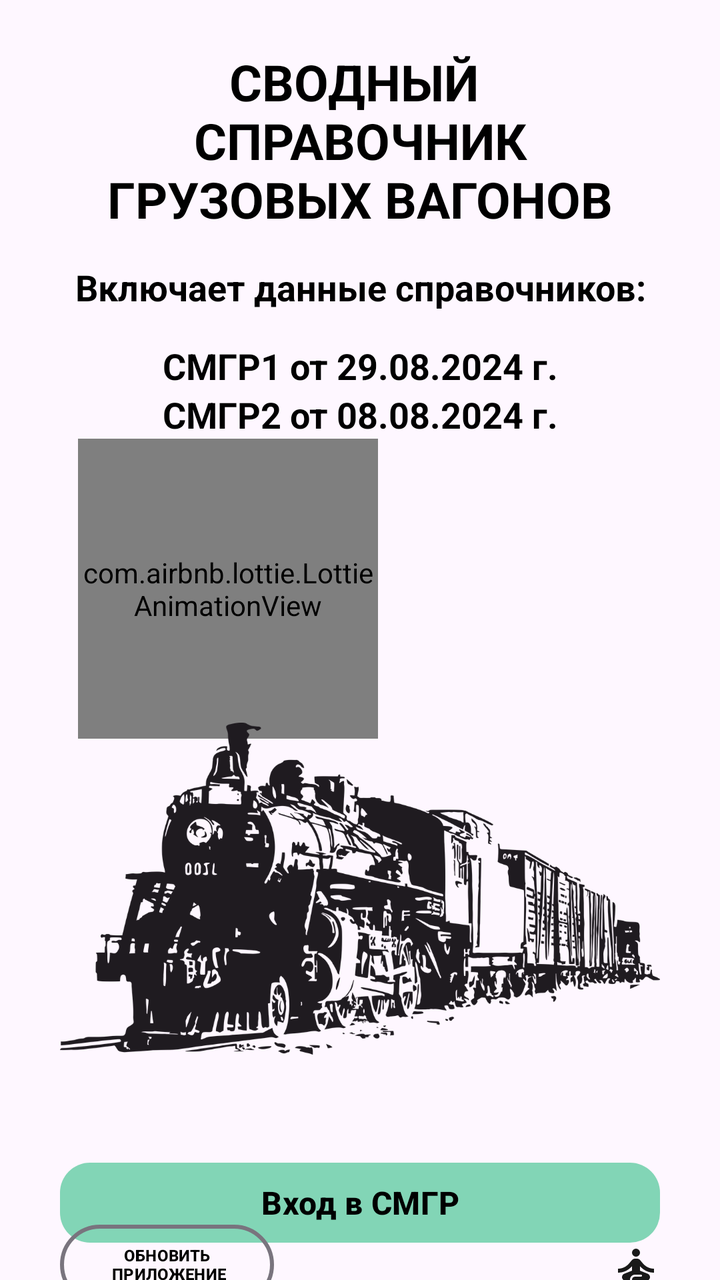
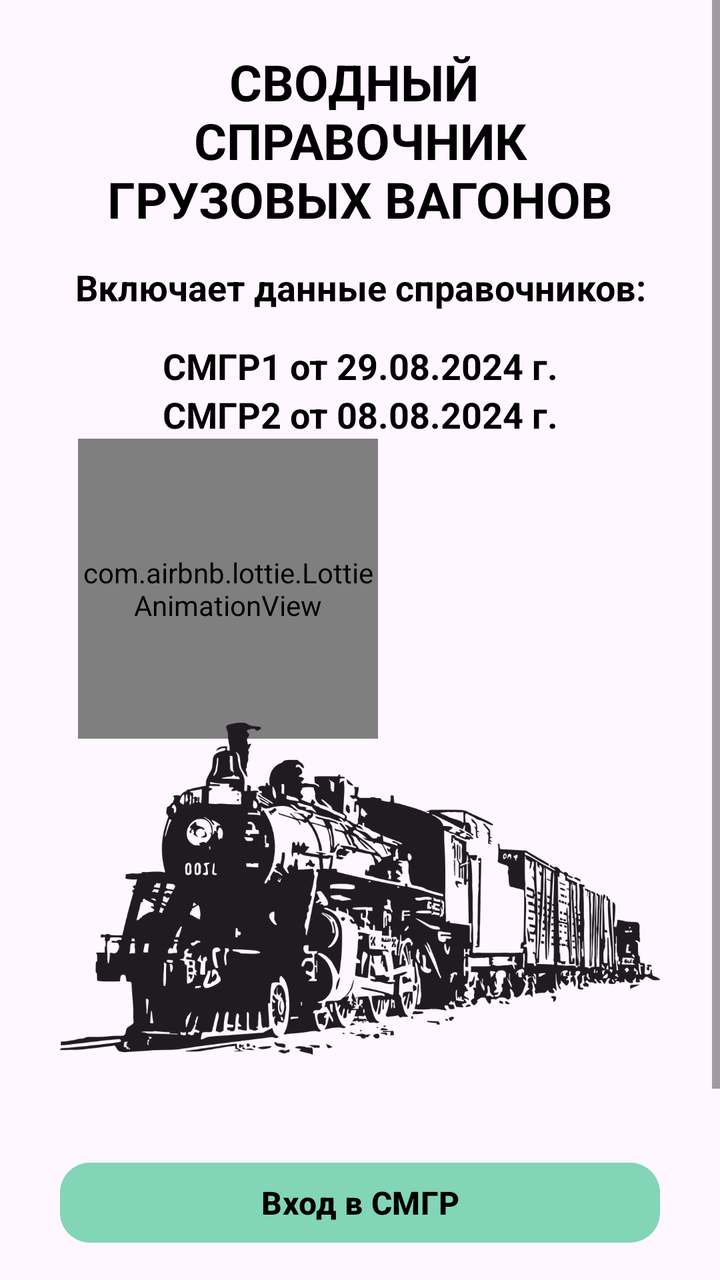

Before-and-after screenshots of an Android layout around one commit, followed by the original layout XML and the change that was made.
<!-- AndroidManifest.xml: application theme Theme.SMGRApp -->
<!-- res/layout/activity_main_end.xml -->
<?xml version="1.0" encoding="utf-8"?>
<androidx.constraintlayout.widget.ConstraintLayout xmlns:android="http://schemas.android.com/apk/res/android"
    xmlns:app="http://schemas.android.com/apk/res-auto"
    xmlns:tools="http://schemas.android.com/tools"
    android:id="@+id/container"
    android:layout_width="match_parent"
    android:layout_height="match_parent"
    android:clickable="true"
    android:focusable="true"
    tools:context=".ui.MainActivity">

    <androidx.appcompat.widget.LinearLayoutCompat
        android:id="@+id/containerTitle"
        android:layout_width="match_parent"
        android:layout_height="wrap_content"
        android:layout_marginTop="24dp"
        app:layout_constraintLeft_toLeftOf="parent"
        app:layout_constraintRight_toRightOf="parent"
        app:layout_constraintTop_toTopOf="parent">

        <com.google.android.material.textview.MaterialTextView
            android:id="@+id/title"
            style="@style/Main_Activity_Name_App"
            android:text="@string/txtView_title_name" />

    </androidx.appcompat.widget.LinearLayoutCompat>

    <androidx.appcompat.widget.LinearLayoutCompat
        android:id="@+id/containerData"
        android:layout_width="wrap_content"
        android:layout_height="wrap_content"
        android:paddingTop="@dimen/main_activity_txt_padding_top"
        app:layout_constraintLeft_toLeftOf="parent"
        app:layout_constraintRight_toRightOf="parent"
        app:layout_constraintTop_toBottomOf="@+id/containerTitle">

        <com.google.android.material.textview.MaterialTextView
            android:id="@+id/data"
            style="@style/Main_Activity_Txt"
            android:text="@string/txtView_about_guides" />

    </androidx.appcompat.widget.LinearLayoutCompat>

    <androidx.appcompat.widget.LinearLayoutCompat
        android:id="@+id/containerSmgrDate"
        android:layout_width="wrap_content"
        android:layout_height="wrap_content"
        android:orientation="vertical"
        android:paddingTop="@dimen/main_activity_txt_padding_top"
        app:layout_constraintLeft_toLeftOf="parent"
        app:layout_constraintRight_toRightOf="parent"
        app:layout_constraintTop_toBottomOf="@+id/containerData">

        <com.google.android.material.textview.MaterialTextView
            android:id="@+id/smgr1Txt"
            style="@style/Main_Activity_Txt"
            android:text="@string/txtView_smgr1" />

        <com.google.android.material.textview.MaterialTextView
            android:id="@+id/smgr2Txt"
            style="@style/Main_Activity_Txt"
            android:text="@string/txtView_smgr2" />

    </androidx.appcompat.widget.LinearLayoutCompat>

    <FrameLayout
        android:id="@+id/layout_smoke"
        android:layout_width="wrap_content"
        android:layout_height="wrap_content"
        app:layout_constraintEnd_toEndOf="parent"
        app:layout_constraintHorizontal_bias="0.05"
        app:layout_constraintLeft_toLeftOf="parent"
        app:layout_constraintStart_toStartOf="@+id/titleImage"
        app:layout_constraintTop_toBottomOf="@+id/containerSmgrDate">

        <com.airbnb.lottie.LottieAnimationView
            android:id="@+id/smoke"
            android:layout_width="150dp"
            android:layout_height="150dp"
            app:layout_constraintBottom_toTopOf="@+id/titleImage"
            app:layout_constraintEnd_toEndOf="parent"
            app:layout_constraintStart_toStartOf="parent"
            app:lottie_autoPlay="true"
            app:lottie_loop="true"
            app:lottie_rawRes="@raw/smoke" />
    </FrameLayout>

    <TextView
        android:id="@+id/clickToStart"
        android:layout_width="wrap_content"
        android:layout_height="wrap_content"
        android:text="@string/main_activity_push_the_train_txt_view"
        android:visibility="gone"
        app:layout_constraintBottom_toTopOf="@+id/titleImage"
        app:layout_constraintEnd_toEndOf="parent"
        app:layout_constraintStart_toStartOf="parent" />

    <com.google.android.material.imageview.ShapeableImageView
        android:id="@+id/titleImage"
        android:layout_width="@dimen/main_activity_image_width"
        android:layout_height="@dimen/main_activity_image_height"
        android:layout_gravity="center"
        android:layout_marginTop="100dp"
        android:src="@drawable/title_image"
        app:layout_constraintLeft_toLeftOf="parent"
        app:layout_constraintRight_toRightOf="parent"
        app:layout_constraintTop_toBottomOf="@+id/containerSmgrDate" />

    <com.google.android.material.button.MaterialButton
        android:id="@+id/btnToSmgr"
        style="@style/Widget.Material3.Button.Main_Activity_Btn"
        android:layout_width="@dimen/main_activity_btn_width"
        android:layout_height="wrap_content"
        android:layout_marginTop="8dp"
        android:text="@string/btn_enter_smgr"
        app:layout_constraintLeft_toLeftOf="parent"
        app:layout_constraintRight_toRightOf="parent"
        app:layout_constraintTop_toBottomOf="@+id/titleImage" />

    <com.google.android.material.button.MaterialButton
        android:id="@+id/btnToOrv"
        style="@style/Widget.Material3.Button.Main_Activity_Btn"
        android:layout_width="@dimen/main_activity_btn_width"
        android:layout_height="wrap_content"
        android:layout_marginTop="16dp"
        android:text="@string/btn_enter_orv"
        app:layout_constraintBottom_toBottomOf="parent"
        app:layout_constraintLeft_toLeftOf="parent"
        app:layout_constraintRight_toRightOf="parent"
        app:layout_constraintTop_toBottomOf="@+id/btnToSmgr"
        app:layout_constraintVertical_bias="0.0" />

    <ImageButton
        android:id="@+id/btnHelp"
        android:layout_width="wrap_content"
        android:layout_height="wrap_content"
        android:layout_marginEnd="30dp"
        android:background="@color/transparent"
        android:src="@drawable/ic_baseline_self_improvemen"
        app:layout_constraintBottom_toBottomOf="@+id/btnCheckUpdate"
        app:layout_constraintEnd_toEndOf="parent"
        app:layout_constraintTop_toTopOf="@+id/btnCheckUpdate" />

    <com.google.android.material.button.MaterialButton
        android:id="@+id/btnCheckUpdate"
        style="@style/Widget.Material3.Button.OutlinedButton"
        android:layout_width="wrap_content"
        android:layout_height="wrap_content"
        android:layout_marginTop="15dp"
        android:text="ОБНОВИТЬ\n ПРИЛОЖЕНИЕ"
        android:textColor="@color/black"
        android:textSize="8sp"
        android:textStyle="bold"
        app:layout_constraintStart_toStartOf="@+id/btnToOrv"
        app:layout_constraintTop_toBottomOf="@+id/btnToOrv"
        app:strokeWidth="2dp" />


</androidx.constraintlayout.widget.ConstraintLayout>
<!-- resources referenced by this layout -->
<resources>
  <color name="black">#FF000000</color>
  <color name="transparent">#00FFFFFF</color>
  <dimen name="main_activity_btn_width">300dp</dimen>
  <dimen name="main_activity_image_height">250dp</dimen>
  <dimen name="main_activity_image_width">300dp</dimen>
  <dimen name="main_activity_txt_padding_top">15dp</dimen>
  <!-- drawable ic_baseline_self_improvemen (drawable) -->
  <vector xmlns:android="http://schemas.android.com/apk/res/android"
      android:width="24dp"
      android:height="24dp"
      android:alpha="0.9"
      android:viewportWidth="24"
      android:viewportHeight="24">
      <path
          android:fillColor="?attr/colorText"
          android:pathData="M12,6m-2,0a2,2 0,1 1,4 0a2,2 0,1 1,-4 0" />
      <path
          android:fillColor="?attr/colorText"
          android:pathData="M21,16v-2c-2.24,0 -4.16,-0.96 -5.6,-2.68l-1.34,-1.6C13.68,9.26 13.12,9 12.53,9h-1.05c-0.59,0 -1.15,0.26 -1.53,0.72l-1.34,1.6C7.16,13.04 5.24,14 3,14v2c2.77,0 5.19,-1.17 7,-3.25V15l-3.88,1.55C5.45,16.82 5,17.48 5,18.21C5,19.2 5.8,20 6.79,20H9v-0.5c0,-1.38 1.12,-2.5 2.5,-2.5h3c0.28,0 0.5,0.22 0.5,0.5S14.78,18 14.5,18h-3c-0.83,0 -1.5,0.67 -1.5,1.5V20h7.21C18.2,20 19,19.2 19,18.21c0,-0.73 -0.45,-1.39 -1.12,-1.66L14,15v-2.25C15.81,14.83 18.23,16 21,16z" />
  </vector>
  <string name="btn_enter_orv">Вход в памятку ОРВ</string>
  <string name="btn_enter_smgr">Вход в СМГР</string>
  <string name="main_activity_push_the_train_txt_view">Нажми на поезд</string>
  <string name="txtView_about_guides">Включает данные справочников:</string>
  <string name="txtView_smgr1">СМГР1 от 29.08.2024 г.</string>
  <string name="txtView_smgr2">СМГР2 от 08.08.2024 г.</string>
  <string name="txtView_title_name">СВОДНЫЙ \nСПРАВОЧНИК\nГРУЗОВЫХ ВАГОНОВ</string>
  <style name="Main_Activity_Name_App">
          <item name="android:layout_width">match_parent</item>
          <item name="android:layout_height">wrap_content</item>
          <item name="android:gravity">center</item>
          <item name="android:textColor">?attr/colorText</item>
          <item name="android:textSize">@dimen/main_activity_name_app_text_size</item>
          <item name="android:textStyle">bold</item>
      </style>
  <style name="Main_Activity_Txt">
          <item name="android:layout_width">match_parent</item>
          <item name="android:layout_height">wrap_content</item>
          <item name="android:gravity">center</item>
          <item name="android:textStyle">bold</item>
          <item name="android:textColor">?attr/colorText</item>
          <item name="android:textSize">@dimen/main_activity_info_app_text_size</item>
      </style>
  <style name="Widget.Material3.Button.Main_Activity_Btn">
          <item name="android:layout_gravity">center</item>
          <item name="cornerRadius">@dimen/main_activity_bnt_corner_radius</item>
          <item name="android:textStyle">bold</item>
          <item name="android:textColor">@color/black</item>
          <item name="android:textSize">16sp</item>
      </style>
  <dimen name="main_activity_name_app_text_size">25sp</dimen>
  <dimen name="main_activity_info_app_text_size">18sp</dimen>
  <dimen name="main_activity_bnt_corner_radius">15dp</dimen>
  <color name="main_color_light">#8009B36F</color>
  <color name="white">#FFFFFFFF</color>
  <color name="teal_200">#FF03DAC5</color>
  <color name="teal_700">#FF018786</color>
  <color name="static_txt_light">#6C6C6C</color>
  <color name="orv_background_color_light">#0D000000</color>
  <color name="play_btn_color_light">#BA1A1A</color>
  <!-- unchanged entries left out for length: 2 -->
</resources>

<!-- the commit's change to res/layout/activity_main_end.xml (unified diff, before → after) -->
@@ -1,13 +1,21 @@
 <?xml version="1.0" encoding="utf-8"?>
-<androidx.constraintlayout.widget.ConstraintLayout xmlns:android="http://schemas.android.com/apk/res/android"
+<ScrollView xmlns:android="http://schemas.android.com/apk/res/android"
     xmlns:app="http://schemas.android.com/apk/res-auto"
     xmlns:tools="http://schemas.android.com/tools"
-    android:id="@+id/container"
     android:layout_width="match_parent"
     android:layout_height="match_parent"
-    android:clickable="true"
-    android:focusable="true"
+    app:layout_constraintEnd_toEndOf="@+id/container"
+    app:layout_constraintStart_toStartOf="@+id/container"
+    app:layout_constraintTop_toTopOf="@+id/container"
     tools:context=".ui.MainActivity">
+
+    <androidx.constraintlayout.widget.ConstraintLayout
+        android:id="@+id/container"
+        android:layout_width="match_parent"
+        android:layout_height="match_parent"
+        android:clickable="true"
+        android:focusable="true">
+
 
     <androidx.appcompat.widget.LinearLayoutCompat
         android:id="@+id/containerTitle"
@@ -147,7 +155,7 @@
         android:layout_width="wrap_content"
         android:layout_height="wrap_content"
         android:layout_marginTop="15dp"
-        android:text="ОБНОВИТЬ\n ПРИЛОЖЕНИЕ"
+        android:text="@string/activity_main_btn_chk_upd_txt_btn"
         android:textColor="@color/black"
         android:textSize="8sp"
         android:textStyle="bold"
@@ -155,5 +163,5 @@
         app:layout_constraintTop_toBottomOf="@+id/btnToOrv"
         app:strokeWidth="2dp" />
 
-
 </androidx.constraintlayout.widget.ConstraintLayout>
+    </ScrollView>
<!-- resource entries referenced after the edit -->
@@ -20,6 +20,7 @@
           android:fillColor="?attr/colorText"
           android:pathData="M21,16v-2c-2.24,0 -4.16,-0.96 -5.6,-2.68l-1.34,-1.6C13.68,9.26 13.12,9 12.53,9h-1.05c-0.59,0 -1.15,0.26 -1.53,0.72l-1.34,1.6C7.16,13.04 5.24,14 3,14v2c2.77,0 5.19,-1.17 7,-3.25V15l-3.88,1.55C5.45,16.82 5,17.48 5,18.21C5,19.2 5.8,20 6.79,20H9v-0.5c0,-1.38 1.12,-2.5 2.5,-2.5h3c0.28,0 0.5,0.22 0.5,0.5S14.78,18 14.5,18h-3c-0.83,0 -1.5,0.67 -1.5,1.5V20h7.21C18.2,20 19,19.2 19,18.21c0,-0.73 -0.45,-1.39 -1.12,-1.66L14,15v-2.25C15.81,14.83 18.23,16 21,16z" />
   </vector>
+  <string name="activity_main_btn_chk_upd_txt_btn">ОБНОВИТЬ\n ПРИЛОЖЕНИЕ</string>
   <string name="btn_enter_orv">Вход в памятку ОРВ</string>
   <string name="btn_enter_smgr">Вход в СМГР</string>
   <string name="main_activity_push_the_train_txt_view">Нажми на поезд</string>
